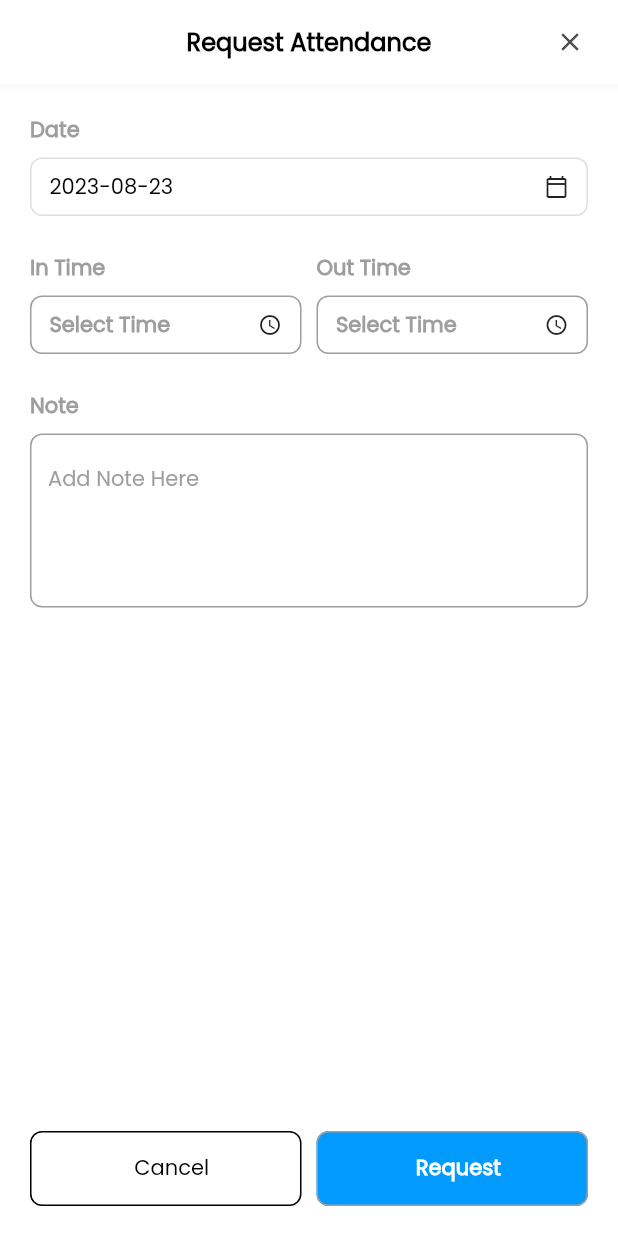
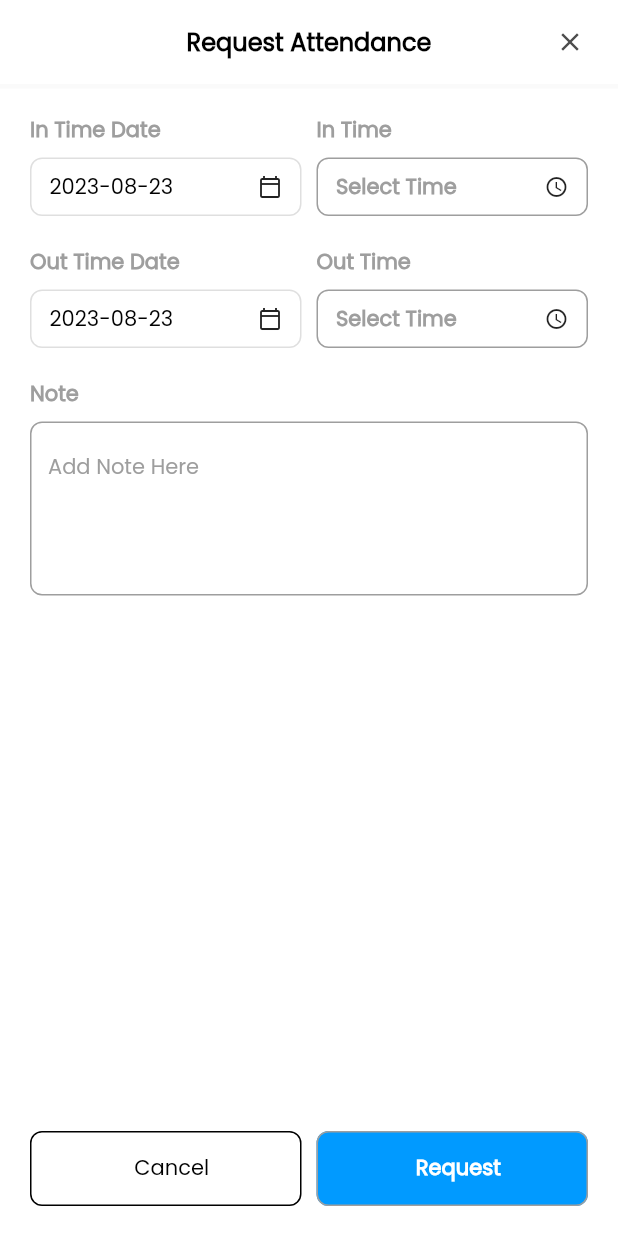
Before and after one commit to dev-Evan/PayDayCameraApp, a Flutter app: the RequestAttendanceBottomSheet widget shown alone on an empty page, opened directly, on a phone screen of 412 x 824 dp. Run offline on Flutter 3.47's test engine with Material 2 defaults, Android fonts, the phone set to English and light mode, and no system bars; our stand-ins replace connectivity_plus, country_picker, device_info_plus, dots_indicator, dotted_border, file_picker and 14 more; missing offline and left inert: dart_ipify, syncfusion_flutter_pdfviewer; accounts and stored records are empty; network calls fail.

Commit message:
date time field added in request attendance

```diff
--- a/lib/modules/attendance/presentation/view/attendance_log.dart
+++ b/lib/modules/attendance/presentation/view/attendance_log.dart
@@ -7,6 +7,7 @@ import 'package:pay_day_mobile/common/widget/loading_indicator.dart';
 import 'package:pay_day_mobile/modules/attendance/presentation/controller/attendance_log_controller.dart';
 import 'package:pay_day_mobile/modules/attendance/presentation/view/request_attendance_bottomsheet.dart';
 import 'package:pay_day_mobile/utils/app_layout.dart';
+import '../../../../common/controller/date_time_helper_controller.dart';
 import '../../../../common/widget/custom_appbar.dart';
 import '../../../../common/widget/custom_button.dart';
 import '../../../../common/widget/custom_divider.dart';
@@ -531,6 +532,10 @@ class AttendanceLog extends GetView<AttendanceLogsController> {
   }
 
   Future _openRequestAttendanceBottomSheet() {
+    if (Get.isRegistered<DateTimeController>()) {
+      Get.delete<DateTimeController>();
+    }
+    Get.put(DateTimeController());
     return customButtonSheet(
         child: const RequestAttendanceBottomSheet(),
         context: Get.context!,
--- a/lib/modules/attendance/presentation/view/log_details_bottomsheet.dart
+++ b/lib/modules/attendance/presentation/view/log_details_bottomsheet.dart
@@ -22,7 +22,6 @@ class LogDetailsBottomSheet extends GetView<AttendanceController> {
 
   @override
   Widget build(BuildContext context) {
-    print(pendingText);
     return Container(
         decoration: const BoxDecoration(
             color: Colors.white,
--- a/lib/modules/attendance/presentation/view/request_attendance_bottomsheet.dart
+++ b/lib/modules/attendance/presentation/view/request_attendance_bottomsheet.dart
@@ -16,22 +16,22 @@ import '../../../../utils/app_string.dart';
 import '../../../../utils/dimensions.dart';
 import '../widget/bottom_sheet_appbar.dart';
 import '../widget/single_date_picker_calendar.dart';
+import 'attendance_eidt_bottomsheet.dart';
 
 class RequestAttendanceBottomSheet extends GetView<AttendanceLogsController> {
   const RequestAttendanceBottomSheet({Key? key}) : super(key: key);
 
   @override
   Widget build(BuildContext context) {
-    Get.delete<DateTimeController>();
-    Get.put(DateTimeController());
     return Container(
       decoration: const BoxDecoration(
           color: Colors.white,
           borderRadius: BorderRadius.vertical(top: Radius.circular(16))),
       child: Column(
         children: [
-          bottomSheetAppbar(context: context, appbarTitle: AppString.text_request_attendance),
-         _contentLayout(context),
+          bottomSheetAppbar(
+              context: context, appbarTitle: AppString.text_request_attendance),
+          _contentLayout(context),
           const Spacer(),
           _buttonLayout(context),
         ],
@@ -48,15 +48,133 @@ class RequestAttendanceBottomSheet extends GetView<AttendanceLogsController> {
         child: Column(
           crossAxisAlignment: CrossAxisAlignment.start,
           children: [
-            _dateEntry(),
-            SizedBox(height: AppLayout.getHeight(24)),
-            _timeLayout(),
-            SizedBox(height: AppLayout.getHeight(24)),
+            _inTimeDetails(),
+            customSpacerHeight(height: 20),
+            _outTimeDetails(),
+            customSpacerHeight(height: 20),
             noteLayout(),
-          customSpacerHeight(height: 70)
+            customSpacerHeight(height: 70)
           ],
         ),
       ),
+    );
+  }
+
+  _inTimeDetails() {
+    return Row(
+      children: [
+        Expanded(child: _dateEntry("In Time Date")),
+        customSpacerWidth(width: 10),
+        Expanded(child: _inTimeEntry())
+      ],
+    );
+  }
+
+  _outTimeDetails() {
+    return Row(
+      children: [
+        Expanded(child: _dateEntry("Out Time Date")),
+        customSpacerWidth(width: 10),
+        Expanded(child: _outTimeEntry())
+      ],
+    );
+  }
+
+  _inTimeEntry() {
+    return Column(
+      crossAxisAlignment: CrossAxisAlignment.start,
+      children: [
+        Text(AppString.text_in_time,
+            style: AppStyle.normal_text
+                .copyWith(color: Colors.grey, fontWeight: FontWeight.w600)),
+        SizedBox(height: AppLayout.getHeight(Dimensions.paddingDefault)),
+        const CustomTimeInTimePicker(),
+      ],
+    );
+  }
+
+  _outTimeEntry() {
+    return Column(
+      crossAxisAlignment: CrossAxisAlignment.start,
+      children: [
+        Text(AppString.text_out_time,
+            style: AppStyle.normal_text
+                .copyWith(color: Colors.grey, fontWeight: FontWeight.w600)),
+        SizedBox(height: AppLayout.getHeight(Dimensions.paddingDefault)),
+        const CustomOutTimePicker(),
+      ],
+    );
+  }
+
+  _dateEntry(String title) {
+    return Column(
+      crossAxisAlignment: CrossAxisAlignment.start,
+      children: [
+        Text(
+          title,
+          style: AppStyle.normal_text_grey,
+        ),
+        SizedBox(
+          height: AppLayout.getHeight(Dimensions.radiusDefault),
+        ),
+        Obx(() => _dateInputField(
+            Get.context!, title.startsWith("In Time Date") ? true : false))
+      ],
+    );
+  }
+
+  _dateInputField(BuildContext context, bool inInDate) {
+    DateTimeController controller = Get.find<DateTimeController>();
+    return InkWell(
+      child: Container(
+        decoration: BoxDecoration(
+          borderRadius: BorderRadius.circular(Dimensions.radiusDefault),
+          border: Border.all(color: AppColor.lightGrey, width: 1),
+        ),
+        padding: EdgeInsets.symmetric(
+          horizontal: AppLayout.getWidth(Dimensions.paddingDefaultExtra),
+          vertical: AppLayout.getHeight(Dimensions.paddingDefault),
+        ),
+        child: Row(
+            mainAxisAlignment: MainAxisAlignment.spaceBetween,
+            crossAxisAlignment: CrossAxisAlignment.center,
+            children: [
+              Text(
+                inInDate == true
+                    ? (controller.requestedInDate.value.isEmpty
+                        ? AppString.text_select_date
+                        : controller.requestedInDate.value)
+                    : (controller.requestedOutDate.value.isEmpty
+                        ? AppString.text_select_date
+                        : controller.requestedOutDate.value),
+                style: controller.requestedDate.value.isNotEmpty
+                    ? AppStyle.normal_text_black
+                        .copyWith(fontWeight: FontWeight.w400)
+                    : AppStyle.normal_text_grey
+                        .copyWith(fontWeight: FontWeight.w400),
+              ),
+              Icon(
+                Icons.calendar_today_outlined,
+                size: AppLayout.getWidth(16),
+              )
+            ]),
+      ),
+      onTap: () => _showCalendar(inInDate),
+    );
+  }
+
+  Future _showCalendar(bool isInDatePicker) {
+    return showDialog(
+      context: Get.context!,
+      builder: (context) {
+        return Dialog(
+            backgroundColor: Colors.transparent,
+            shape: const RoundedRectangleBorder(
+                borderRadius: BorderRadius.all(Radius.circular(16))),
+            insetPadding: EdgeInsets.zero,
+            child:
+                EditAttendanceSingleDatePicker(isInDatePicker: isInDatePicker));
+      },
     );
   }
 
@@ -97,7 +215,8 @@ class RequestAttendanceBottomSheet extends GetView<AttendanceLogsController> {
               .then((value) {
             if (value == true) {
               Navigator.pop(Get.context!);
-              showSuccessMessage(message: AppString.text_attendance_request_successfully);
+              showSuccessMessage(
+                  message: AppString.text_attendance_request_successfully);
             }
           });
         } else {
@@ -122,111 +241,4 @@ class RequestAttendanceBottomSheet extends GetView<AttendanceLogsController> {
       textColor: Colors.black,
     );
   }
-
-  _dateEntry() {
-    return Column(
-      crossAxisAlignment: CrossAxisAlignment.start,
-      children: [
-        Text(
-          AppString.text_date,
-          style: AppStyle.normal_text_grey,
-        ),
-        SizedBox(
-          height: AppLayout.getHeight(Dimensions.radiusDefault),
-        ),
-        Obx(() => _dateInputField(Get.context!))
-      ],
-    );
-  }
-
-  _dateInputField(BuildContext context) {
-    DateTimeController controller = Get.find<DateTimeController>();
-    return InkWell(
-      child: Container(
-        decoration: BoxDecoration(
-          borderRadius: BorderRadius.circular(Dimensions.radiusDefault),
-          border: Border.all(color: AppColor.lightGrey, width: 1),
-        ),
-        padding: EdgeInsets.symmetric(
-          horizontal: AppLayout.getWidth(Dimensions.paddingDefaultExtra),
-          vertical: AppLayout.getHeight(Dimensions.paddingDefault),
-        ),
-        child: Row(
-            mainAxisAlignment: MainAxisAlignment.spaceBetween,
-            crossAxisAlignment: CrossAxisAlignment.center,
-            children: [
-              Text(
-                controller.requestedDate.value.isEmpty
-                    ? AppString.text_select_date
-                    : controller.requestedDate.value,
-                style: controller.requestedDate.value.isNotEmpty
-                    ? AppStyle.normal_text_black
-                        .copyWith(fontWeight: FontWeight.w400)
-                    : AppStyle.normal_text_grey
-                        .copyWith(fontWeight: FontWeight.w400),
-              ),
-              Icon(
-                Icons.calendar_today_outlined,
-                size: AppLayout.getWidth(16),
-              )
-            ]),
-      ),
-      onTap: () => _showCalendar(),
-    );
-  }
-
-  Future _showCalendar() {
-    return showDialog(
-      context: Get.context!,
-      builder: (context) {
-        return const Dialog(
-            backgroundColor: Colors.transparent,
-            shape: RoundedRectangleBorder(
-                borderRadius: BorderRadius.all(Radius.circular(16))),
-            insetPadding: EdgeInsets.zero,
-            child: SingleDatePicker());
-      },
-    );
-  }
-
-  _timeLayout() {
-    return Row(
-      mainAxisAlignment: MainAxisAlignment.start,
-      children: [
-        _inTimeEntry(),
-        SizedBox(width: AppLayout.getWidth(Dimensions.paddingDefaultMid)),
-        _outTimeEntry(),
-      ],
-    );
-  }
-
-  _inTimeEntry() {
-    return Expanded(
-      child: Column(
-        crossAxisAlignment: CrossAxisAlignment.start,
-        children: [
-          Text(AppString.text_in_time,
-              style: AppStyle.normal_text
-                  .copyWith(color: Colors.grey, fontWeight: FontWeight.w600)),
-          SizedBox(height: AppLayout.getHeight(Dimensions.paddingDefault)),
-          const CustomTimeInTimePicker(),
-        ],
-      ),
-    );
-  }
-
-  _outTimeEntry() {
-    return Expanded(
-      child: Column(
-        crossAxisAlignment: CrossAxisAlignment.start,
-        children: [
-          Text(AppString.text_out_time,
-              style: AppStyle.normal_text
-                  .copyWith(color: Colors.grey, fontWeight: FontWeight.w600)),
-          SizedBox(height: AppLayout.getHeight(Dimensions.paddingDefault)),
-          const CustomOutTimePicker(),
-        ],
-      ),
-    );
-  }
 }
```
Also changed, not shown: lib/modules/attendance/presentation/controller/attendance_log_controller.dart (+3 -5 lines), lib/modules/attendance/presentation/widget/log_details_bottom_sheet_content.dart (+19 -12 lines), 1 other file.
